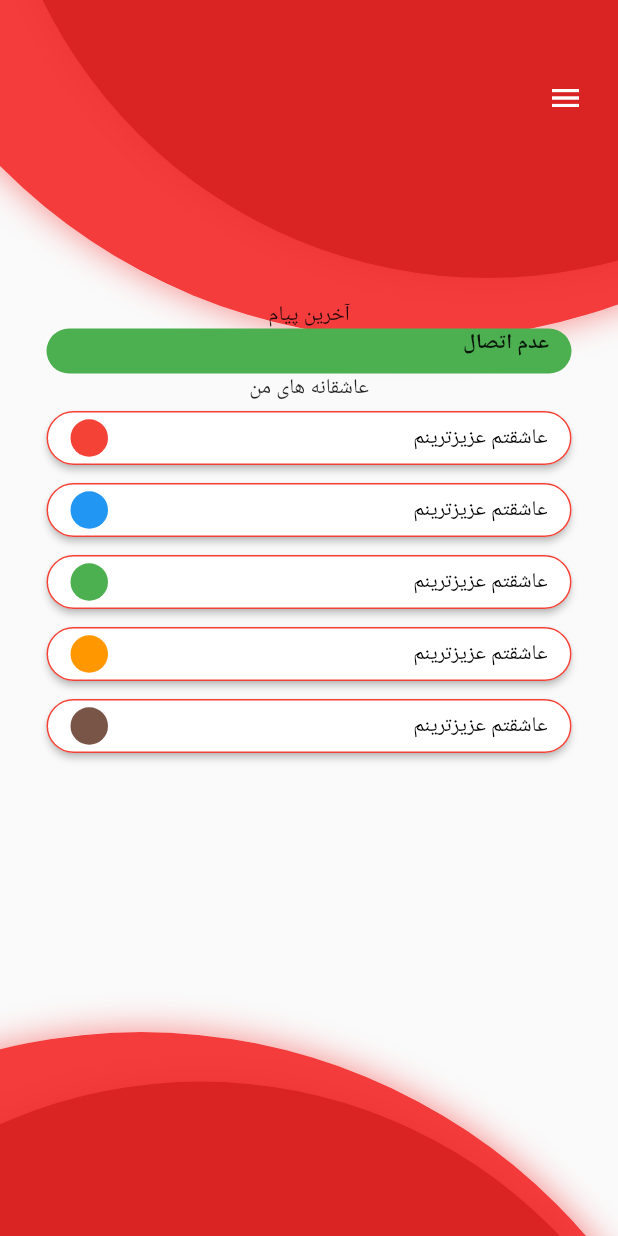
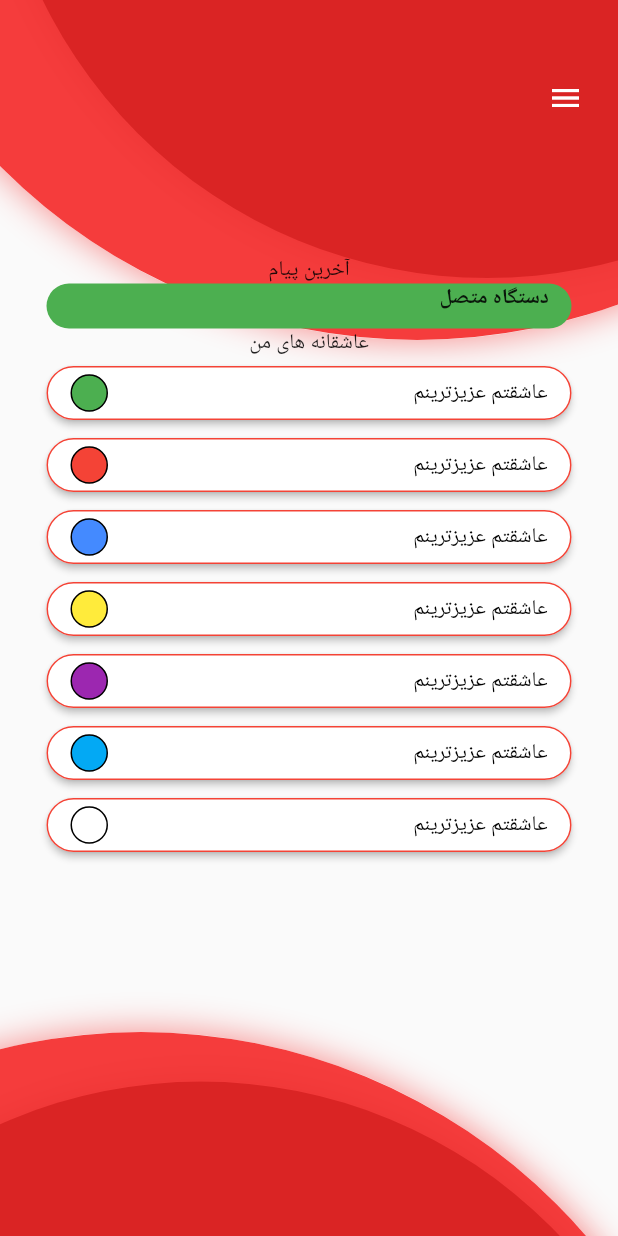
Before and after one commit to EmJey56/blue_love_app, a Flutter app: the HomePage screen opened directly, on a phone screen of 412 x 824 dp. Run offline on Flutter 3.47's test engine with Material 2 defaults, Android fonts, the phone set to English and light mode, and no system bars; our stand-ins replace firebase_core, firebase_messaging, flutter_blue, flutter_feather_icons, flutter_local_notifications, fluttertoast and 2 more; missing offline and left inert: dart:ffi, qr_code_scanner; accounts and stored records are empty.

Commit message:
Add field to HomePage

```diff
--- a/lib/Utility/button.dart
+++ b/lib/Utility/button.dart
@@ -29,6 +29,7 @@ class CustomButton extends StatelessWidget {
               decoration: BoxDecoration(
                 color: colorBtn,
                 shape: BoxShape.circle,
+                border: Border.all(color: Colors.black),
               ),
             ),
             Text(buttonText),
--- a/lib/pages/homepage.dart
+++ b/lib/pages/homepage.dart
@@ -53,7 +53,7 @@ class _HomePageState extends State<HomePage> {
                         AsyncSnapshot<BandSate> snapshot) {
                       return CustomCircle(
                         children: [
-                          Padding(padding: new EdgeInsets.all(100)),
+                          Padding(padding: new EdgeInsets.all(85)),
                           Text("آخرین پیام"),
                           Container(
                               padding: EdgeInsets.only(right: 15),
@@ -63,7 +63,7 @@ class _HomePageState extends State<HomePage> {
                                   borderRadius: BorderRadius.circular(50),
                                   color: Colors.green),
                               child: Text(
-                                "عدم اتصال",
+                                "دستگاه متصل",
                                 textAlign: TextAlign.end,
                                 style: TextStyle(fontWeight: FontWeight.bold),
                               )),
@@ -71,7 +71,7 @@ class _HomePageState extends State<HomePage> {
                           CustomButton(
                             buttonText: "عاشقتم عزیزترینم",
                             selectHandler: _sendText,
-                            colorBtn: Colors.red,
+                            colorBtn: Colors.green,
                             isSelected: snapshot.data != null &&
                                 snapshot.data! is ChangeMessage &&
                                 (snapshot.data! as ChangeMessage).color == 1,
@@ -79,7 +79,7 @@ class _HomePageState extends State<HomePage> {
                           CustomButton(
                             buttonText: "عاشقتم عزیزترینم",
                             selectHandler: _sendText,
-                            colorBtn: Colors.blue,
+                            colorBtn: Colors.red,
                             isSelected: snapshot.data != null &&
                                 snapshot.data! is ChangeMessage &&
                                 (snapshot.data! as ChangeMessage).color == 2,
@@ -87,7 +87,7 @@ class _HomePageState extends State<HomePage> {
                           CustomButton(
                             buttonText: "عاشقتم عزیزترینم",
                             selectHandler: _sendText,
-                            colorBtn: Colors.green,
+                            colorBtn: Colors.blueAccent,
                             isSelected: snapshot.data != null &&
                                 snapshot.data! is ChangeMessage &&
                                 (snapshot.data! as ChangeMessage).color == 3,
@@ -95,7 +95,7 @@ class _HomePageState extends State<HomePage> {
                           CustomButton(
                             buttonText: "عاشقتم عزیزترینم",
                             selectHandler: _sendText,
-                            colorBtn: Colors.orange,
+                            colorBtn: Colors.yellow,
                             isSelected: snapshot.data != null &&
                                 snapshot.data! is ChangeMessage &&
                                 (snapshot.data! as ChangeMessage).color == 4,
@@ -103,10 +103,26 @@ class _HomePageState extends State<HomePage> {
                           CustomButton(
                             buttonText: "عاشقتم عزیزترینم",
                             selectHandler: _sendText,
-                            colorBtn: Colors.brown,
+                            colorBtn: Colors.purple,
                             isSelected: snapshot.data != null &&
                                 snapshot.data! is ChangeMessage &&
                                 (snapshot.data! as ChangeMessage).color == 5,
+                          ),
+                          CustomButton(
+                            buttonText: "عاشقتم عزیزترینم",
+                            selectHandler: _sendText,
+                            colorBtn: Colors.lightBlue,
+                            isSelected: snapshot.data != null &&
+                                snapshot.data! is ChangeMessage &&
+                                (snapshot.data! as ChangeMessage).color == 6,
+                          ),
+                          CustomButton(
+                            buttonText: "عاشقتم عزیزترینم",
+                            selectHandler: _sendText,
+                            colorBtn: Colors.white70,
+                            isSelected: snapshot.data != null &&
+                                snapshot.data! is ChangeMessage &&
+                                (snapshot.data! as ChangeMessage).color == 7,
                           ),
                         ],
                       );
```
